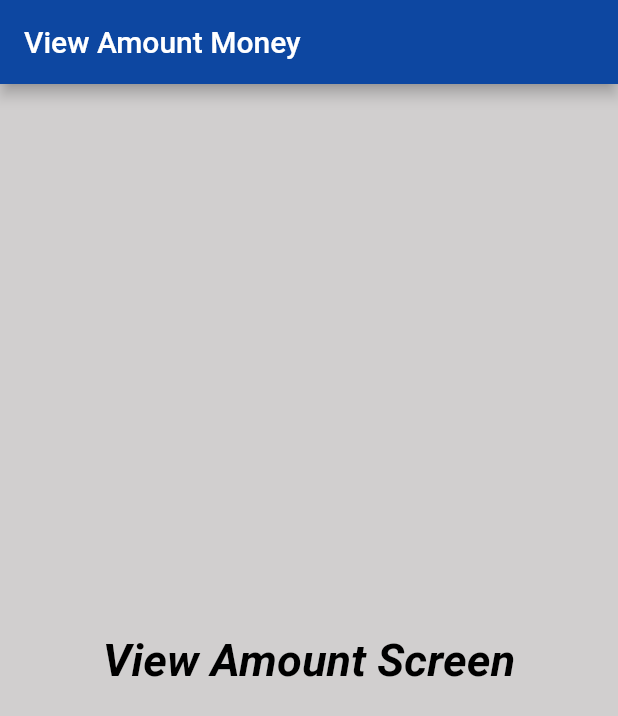
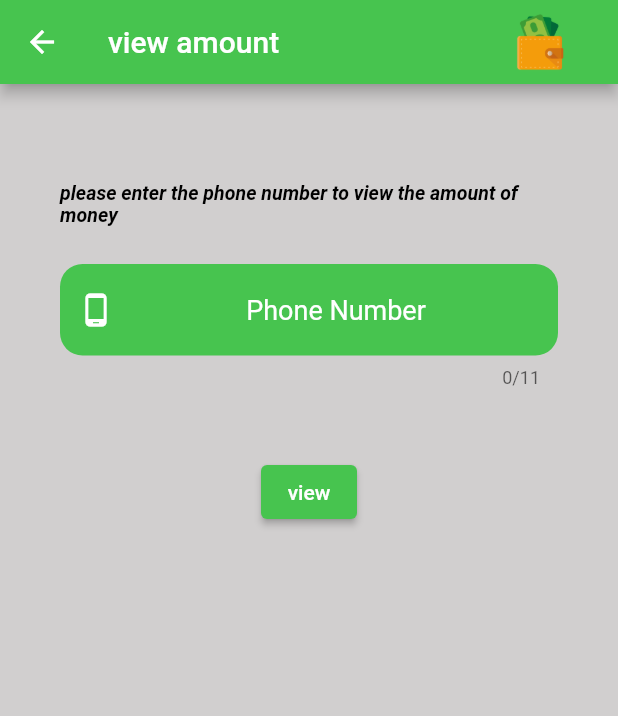
Before and after one commit to YoussifAssem/Parallel-Programming, a Flutter app: the viewAmount screen opened directly, on a phone screen of 412 x 824 dp. Shown: the top 716 px of the screen. Run offline on Flutter 3.47's test engine with Material 2 defaults, Android fonts, the phone set to English and light mode, and no system bars; our stand-ins replace cloud_firestore, firebase_auth, firebase_core; accounts and stored records are empty.

Commit message:
Update amount_screen.dart

```diff
--- a/ma7fzty_app/lib/Screens/amount_screen.dart
+++ b/ma7fzty_app/lib/Screens/amount_screen.dart
@@ -1,6 +1,8 @@
 // ignore_for_file: use_key_in_widget_constructors, camel_case_types
 
 import 'package:flutter/material.dart';
+
+import '../Models/user.dart';
 
 class viewAmount extends StatefulWidget {
   @override
@@ -10,22 +12,29 @@ class viewAmount extends StatefulWidget {
 }
 
 class _viewAmount extends State<viewAmount> {
+  User user = User();
   @override
   Widget build(BuildContext context) {
     return Scaffold(
         backgroundColor: const Color.fromARGB(255, 209, 207, 207),
         appBar: AppBar(
-          automaticallyImplyLeading: false,
-          backgroundColor: Colors.blue[900],
+          backgroundColor: const Color.fromARGB(255, 71, 196, 79),
           title: const Text(
-            'View Amount Money',
+            'view amount ',
           ),
           actions: [
+            Image.asset(
+              'images/logo.png',
+              fit: BoxFit.contain,
+              height: 50,
+              width: 50,
+            ),
             Container(
+              padding: const EdgeInsets.all(15.0),
               alignment: Alignment.centerRight,
-              child: const Text(
-                '',
-                style: TextStyle(
+              child: Text(
+                user.Email,
+                style: const TextStyle(
                     fontSize: 15,
                     fontWeight: FontWeight.bold,
                     fontStyle: FontStyle.italic),
@@ -33,15 +42,65 @@ class _viewAmount extends State<viewAmount> {
             )
           ],
         ),
-        body: const Center(
-          child: Text(
-            'View Amount Screen',
-            style: TextStyle(
-                fontSize: 30,
-                fontStyle: FontStyle.italic,
-                fontWeight: FontWeight.bold,
-                color: Colors.black),
-          ),
-        ));
+        body: ListView(children: [
+          Container(
+              padding: const EdgeInsets.only(left: 40, top: 25, right: 40),
+              child: GestureDetector(
+                  onTap: () {
+                    FocusScope.of(context).unfocus();
+                  },
+                  child: Column(children: [
+                    const SizedBox(
+                      height: 40,
+                    ),
+                    const Center(
+                      child: Text(
+                        "please enter the phone number to view the amount of money",
+                        style: TextStyle(
+                            color: Colors.black,
+                            fontWeight: FontWeight.bold,
+                            fontStyle: FontStyle.italic,
+                            fontSize: 13),
+                      ),
+                    ),
+                    const SizedBox(height: 25),
+                    TextFormField(
+                      textAlign: TextAlign.center,
+                      style: const TextStyle(
+                        fontSize: 18,
+                        color: Colors.white,
+                      ),
+                      keyboardType: TextInputType.emailAddress,
+                      maxLength: 11,
+                      decoration: const InputDecoration(
+                        prefixIcon: Icon(
+                          Icons.phone_android,
+                          color: Colors.white,
+                        ),
+                        border: OutlineInputBorder(
+                          borderRadius: BorderRadius.all(Radius.circular(15.0)),
+                          borderSide: BorderSide.none,
+                        ),
+                        filled: true,
+                        fillColor: Color.fromARGB(255, 71, 196, 79),
+                        hintText: 'Phone Number',
+                        hintStyle: TextStyle(fontSize: 18, color: Colors.white),
+                      ),
+                    ),
+                    const SizedBox(
+                      height: 45,
+                    ),
+                    Center(
+                      child: ElevatedButton(
+                        style: ButtonStyle(
+                          backgroundColor: MaterialStateProperty.all(
+                              const Color.fromARGB(255, 71, 196, 79)),
+                        ),
+                        child: const Text('view'),
+                        onPressed: () {},
+                      ),
+                    ),
+                  ])))
+        ]));
   }
 }
```
